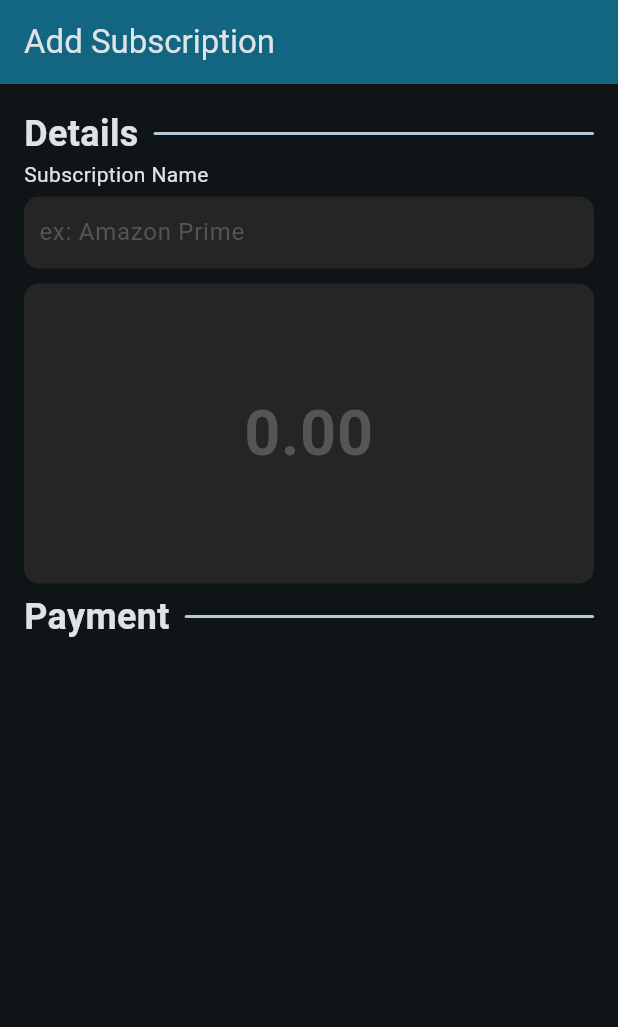
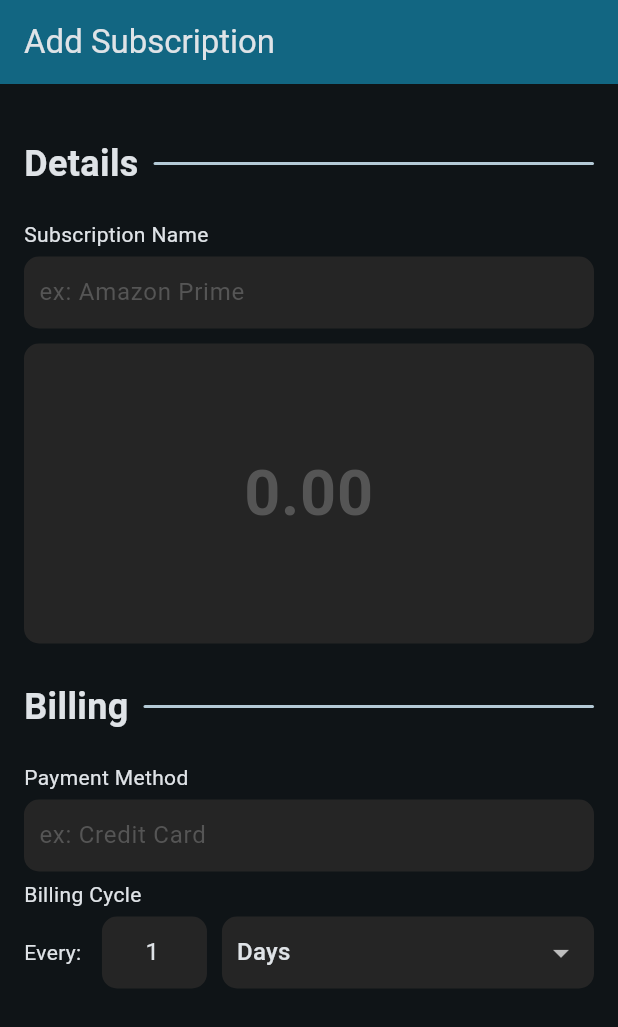
Before and after one commit to yenuGH/budget, a Flutter app: the AddPage screen opened by its route, on a phone screen of 412 x 824 dp. Shown: the top 1027 px of the screen. Run offline on Flutter 3.47's test engine with Material 3 defaults, Android fonts, the light colour scheme and no system bars; our stand-ins replace go_router.

```diff
--- a/lib/pages/add_page/add_page.dart
+++ b/lib/pages/add_page/add_page.dart
@@ -1,8 +1,11 @@
-import 'package:budget/pages/add_page/cost_input_field.dart';
-import 'package:budget/widgets/divider_title.dart';
 import 'package:flutter/material.dart';
 
 import '../../styles/constants.dart';
+
+import 'package:budget/pages/add_page/billing_cycle_field.dart';
+import 'package:budget/pages/add_page/cost_input_field.dart';
+
+import 'package:budget/widgets/divider_title.dart';
 import './short_text_form_field.dart';
 
 class AddPage extends StatefulWidget {
@@ -20,9 +23,9 @@ class _AddPageState extends State<AddPage> {
         backgroundColor: Theme.of(context).colorScheme.inversePrimary,
         title: const Text("Add Subscription"),
       ),
-      body: Container(
+      body: const SingleChildScrollView(
         padding: PaddingStyles.pageContainerPadding,
-        child: const Column(
+        child: Column(
           crossAxisAlignment: CrossAxisAlignment.start,
           children: <Widget>[
             DividerTitle(title: "Details"),
@@ -31,7 +34,11 @@ class _AddPageState extends State<AddPage> {
 
             CostInputField(),
 
-            DividerTitle(title: "Payment"),
+            DividerTitle(title: "Billing"),
+
+            ShortTextFormField(inputTitle: "Payment Method", hintText: "ex: Credit Card"),
+
+            BillingCycleField(),
           ],
         ),
       ),
--- /dev/null
+++ b/lib/pages/add_page/billing_cycle_field.dart
@@ -0,0 +1,111 @@
+import 'package:flutter/material.dart';
+import 'package:flutter/services.dart';
+
+import '../../styles/constants.dart';
+
+class BillingCycleField extends StatefulWidget {
+  const BillingCycleField({super.key});
+
+  @override
+  State<BillingCycleField> createState() => _BillingCycleFieldState();
+}
+
+class _BillingCycleFieldState extends State<BillingCycleField> {
+  final TextEditingController _controller = TextEditingController(text: "1");
+
+  String billingCycle = "Days";
+
+  @override
+  Widget build(BuildContext context) {
+    return Column(
+      crossAxisAlignment: CrossAxisAlignment.start,
+      children: [
+        const Text(
+          "Billing Cycle",
+          style: TextStyles.body,
+        ),
+
+        Row(
+          mainAxisAlignment: MainAxisAlignment.spaceBetween,
+          children: <Widget>[
+            const Text(
+              "Every: ",
+              style: TextStyles.body,
+            ),
+
+            const SizedBox(
+              width: 10,
+            ),
+
+            Container(
+              margin: PaddingStyles.widgetPadding,
+              width: 70,
+
+              decoration: BoxDecoration(
+                borderRadius: RoundingStyles.containerRounding,
+                color: ColorStyles.inputDecorationColor,
+              ),
+              child: TextFormField(
+                decoration: const InputDecoration(
+                  border: InputBorder.none,
+                ),
+
+                textAlign: TextAlign.center,
+
+                validator: (String? value) {
+                  if (value == null || value.isEmpty) {
+                    return 'Please enter some text';
+                  }
+                  return null;
+                },
+
+                controller: _controller,
+
+                keyboardType: TextInputType.number,
+
+                inputFormatters: <TextInputFormatter>[
+                  FilteringTextInputFormatter.digitsOnly,
+                ],
+              ),
+            ),
+
+            const SizedBox(
+              width: 10,
+            ),
+
+            Expanded(
+              child: Container(
+                margin: PaddingStyles.widgetPadding,
+                decoration: BoxDecoration(
+                  borderRadius: RoundingStyles.containerRounding,
+                  color: ColorStyles.inputDecorationColor,
+                ),
+
+                child: DropdownButtonHideUnderline(
+                  child: DropdownButton(
+                    padding: const EdgeInsets.only(left: 10, right: 10),
+
+                    value: billingCycle,
+                    items: <String>["Days", "Weeks", "Months", "Years"]
+                        .map((String value) {
+                      return DropdownMenuItem<String>(
+                        value: value,
+                        child: Text(value),
+                      );
+                    }).toList(),
+
+                    onChanged: (String? value) {
+                      setState(() {
+                        billingCycle = value!;
+                      });
+                    },
+                  ),
+                ),
+              ),
+            ),
+          ],
+        ),
+      ],
+    );
+  }
+}
--- a/lib/pages/add_page/cost_input_field.dart
+++ b/lib/pages/add_page/cost_input_field.dart
@@ -40,13 +40,17 @@ class _CostInputFieldState extends State<CostInputField> {
               // width: 300, // Set a specific width for the TextFormField
               child: TextFormField(
                 controller: _controller,
+
                 keyboardType:
                     const TextInputType.numberWithOptions(decimal: true),
+
                 textAlign: TextAlign.center,
+
                 style: const TextStyle(
                   fontSize: 42,
                   fontWeight: FontWeight.bold,
                 ),
+
                 decoration: const InputDecoration(
                   border: InputBorder.none,
                   contentPadding: PaddingStyles.inputDecorationPadding,
@@ -56,10 +60,12 @@ class _CostInputFieldState extends State<CostInputField> {
                       fontWeight: FontWeight.bold,
                       color: ColorStyles.inputDecorationHintColor),
                 ),
+
                 inputFormatters: <TextInputFormatter>[
                   FilteringTextInputFormatter.allow(RegExp(r'^\d*\.?\d*')),
                   DecimalTextInputFormatter(decimalRange: 2),
                 ],
+
                 validator: (String? value) {
                   if (value == null || value.isEmpty) {
                     return 'Please enter some text';
--- a/lib/pages/home_page/home_page.dart
+++ b/lib/pages/home_page/home_page.dart
@@ -32,7 +32,7 @@ class _HomePageState extends State<HomePage> {
       body: const Center(
         child: Text("budget"),
       ),
-      bottomNavigationBar: const CustomBottomNavigationBar(),
+      // bottomNavigationBar: const CustomBottomNavigationBar(),
     );
   }
 }
--- a/lib/widgets/divider_title.dart
+++ b/lib/widgets/divider_title.dart
@@ -11,7 +11,9 @@ class DividerTitle extends StatelessWidget {
 
   @override
   Widget build(BuildContext context) {
-    return Row(
+    return Container(
+      margin: const EdgeInsets.only(top: 20, bottom: 20),
+      child: Row(
         mainAxisAlignment: MainAxisAlignment.center,
 
         children: [
@@ -36,6 +38,7 @@ class DividerTitle extends StatelessWidget {
             ),
           ),
         ],
+      ),
     );
   }
 }
```
Lines whose indentation alone changed are shown as unchanged.
